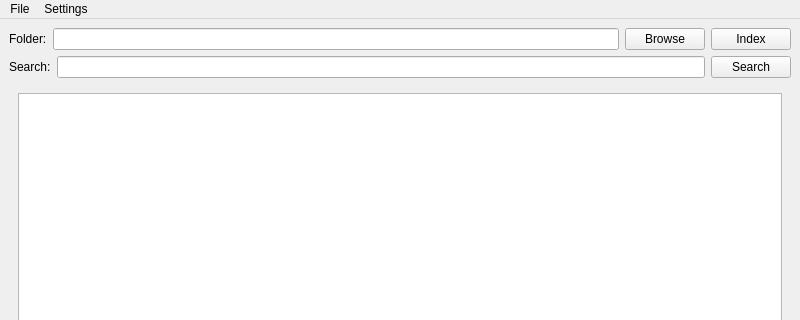
The window that MainWindow.ui (HAL9000COM/PicFinder) describes before a commit, drawn with Qt 5; both pictures show x 0 to 800 and y 0 to 320 of the 800 by 600 pixel window.
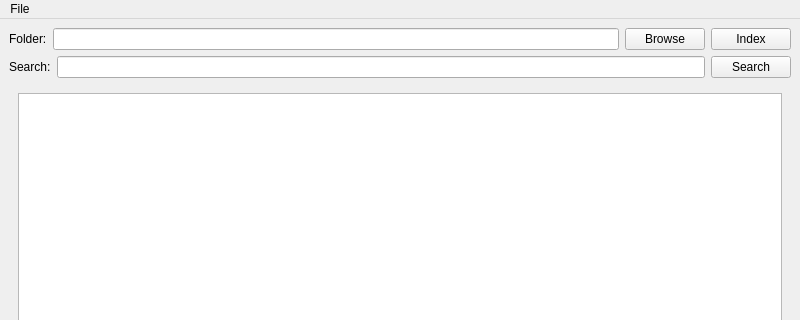
The same window after the commit.

Commit message: Add Settings Window

```diff
--- a/MainWindow.ui
+++ b/MainWindow.ui
@@ -84,7 +84,7 @@
      <x>0</x>
      <y>0</y>
      <width>800</width>
-     <height>20</height>
+     <height>22</height>
     </rect>
    </property>
    <widget class="QMenu" name="menuFile">
@@ -96,17 +96,7 @@
     </property>
     <addaction name="actionClear_Cache"/>
    </widget>
-   <widget class="QMenu" name="menuSettings">
-    <property name="locale">
-     <locale language="English" country="UnitedStates"/>
-    </property>
-    <property name="title">
-     <string>Settings</string>
-    </property>
-    <addaction name="actionPreference"/>
-   </widget>
    <addaction name="menuFile"/>
-   <addaction name="menuSettings"/>
   </widget>
   <widget class="QStatusBar" name="statusbar"/>
   <action name="actionPreference">
```
The commit also changes 5 other files.
